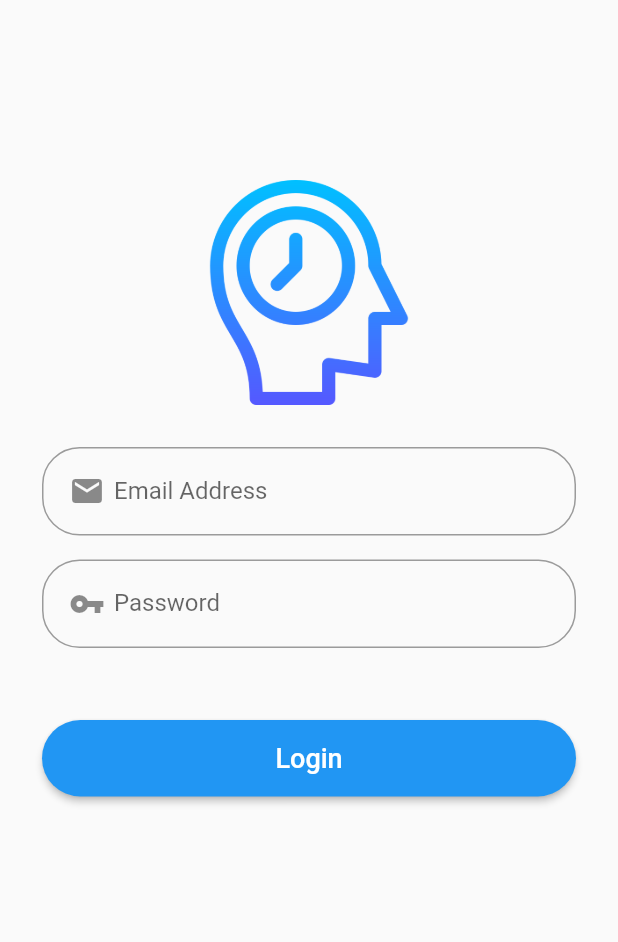
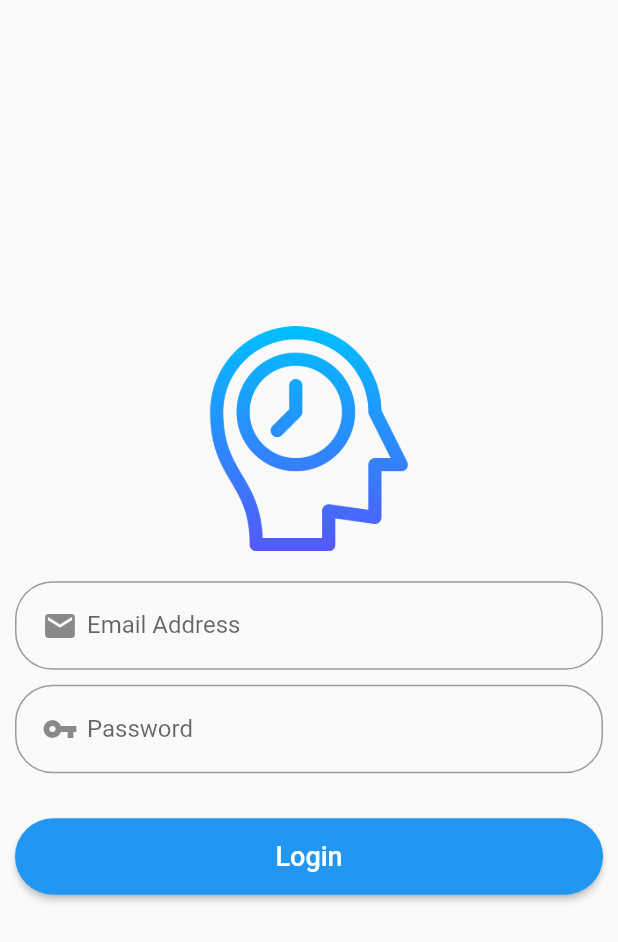
Before and after one commit to naamiicy/time-attendent, a Flutter app: the screen it shows after launch, on a phone screen of 412 x 824 dp. Shown: the top 942 px of the screen. Run offline on Flutter 3.47's test engine with Material 2 defaults, Android fonts, the phone set to English and light mode, and no system bars; our stand-ins replace shared_preferences, table_calendar.

Commit message:
change form ui login

```diff
--- a/lib/login-page.dart
+++ b/lib/login-page.dart
@@ -16,21 +16,21 @@ class _LoginPageState extends State<LoginPage> {
   Widget build(BuildContext context) {
     return Scaffold(
       body: Container(
-      padding: EdgeInsets.fromLTRB(20.0, 120.0, 20.0, 120.0),
-      child: Form(
         key: _formKey,
-          child: Column(children: <Widget>[
-            Container(
-              width: 150.0,
+        child: Column(
+          mainAxisAlignment: MainAxisAlignment.spaceEvenly,
+          children: <Widget>[
+            Column(
+              children: [
+                Image.asset(
+                  'assets/icons/brain2.png',
                   height: 150.0,
-              child: Image.asset('assets/icons/brain2.png'),
-            ),
-            SizedBox(
-              height: 20.0,
                 ),
                 Padding(
-              padding: EdgeInsets.all(8.0),
-              child: TextFormField(
+                  padding: EdgeInsets.fromLTRB(10.0, 20.0, 10.0, 20.0),
+                  child: Column(
+                    children: <Widget>[
+                      TextFormField(
                         keyboardType: TextInputType.emailAddress,
                         decoration: InputDecoration(
                           labelText: "Email Address",
@@ -39,12 +39,14 @@ class _LoginPageState extends State<LoginPage> {
                               child: Icon(Icons.email)),
                           fillColor: Colors.white,
                           border: OutlineInputBorder(
-                          borderRadius: BorderRadius.circular(25.0))),
-                  onSaved: (value) => _email = value),
+                              borderRadius: BorderRadius.circular(25.0)),
                         ),
-            Padding(
-              padding: EdgeInsets.all(8.0),
-              child: TextFormField(
+                        onSaved: (value) => _email = value,
+                      ),
+                      SizedBox(
+                        height: 10.0,
+                      ),
+                      TextFormField(
                         keyboardType: TextInputType.text,
                         obscureText: true,
                         decoration: InputDecoration(
@@ -54,28 +56,37 @@ class _LoginPageState extends State<LoginPage> {
                               child: Icon(Icons.vpn_key)),
                           fillColor: Colors.white,
                           border: OutlineInputBorder(
-                          borderRadius: BorderRadius.circular(25.0))),
-                  onSaved: (value) => _password = value),
+                              borderRadius: BorderRadius.circular(25.0)),
                         ),
-            SizedBox(
-              height: 20.0,
+                        onSaved: (value) => _password = value,
                       ),
+                    ],
+                  ),
+                ),
+                Padding(
+                  padding: EdgeInsets.all(10.0),
+                  child: Column(
+                    children: <Widget>[
                       _signinButton(),
-          ])),
-    ));
+                    ],
+                  ),
+                )
+              ],
+            ),
+          ],
+        ),
+      ),
+    );
   }
 
   Widget _signinButton() {
-    return Padding(
-      padding: EdgeInsets.fromLTRB(8.0, 20.0, 8.0, 20.0),
-      child: MaterialButton(
-        shape:
-            RoundedRectangleBorder(borderRadius: BorderRadius.circular(30.0)),
+    return MaterialButton(
+      shape: RoundedRectangleBorder(borderRadius: BorderRadius.circular(30.0)),
       onPressed: () {
         setState(() {
           final form = _formKey.currentState;
           form.save();
-            setAuthToPreferences(_email, _password);
+          // setAuthToPreferences(_email, _password);
           routeToCalendarPage(context);
         });
       },
@@ -84,7 +95,6 @@ class _LoginPageState extends State<LoginPage> {
       minWidth: MediaQuery.of(context).size.width,
       padding: EdgeInsets.fromLTRB(20.0, 15.0, 20.0, 15.0),
       child: Text('Login', style: TextStyle(fontSize: 18.0)),
-      ),
     );
   }
 
@@ -93,10 +103,10 @@ class _LoginPageState extends State<LoginPage> {
         context, MaterialPageRoute(builder: (context) => CalendarPage()));
   }
 
-  Future<void> setAuthToPreferences(String _email, String _password) async {
-    final SharedPreferences preferences = await SharedPreferences.getInstance();
-    preferences.setString(this._email, _email);
-  }
+  // Future<void> setAuthToPreferences(String _email, String _password) async {
+  //   final SharedPreferences preferences = await SharedPreferences.getInstance();
+  //   preferences.setString(this._email, _email);
+  // }
 
   // Future<String> getAuthFromPreferences() async {
   //   final SharedPreferences preferences = await SharedPreferences.getInstance();
```
Also changed, not shown: lib/calendar-page.dart (+1 -65 lines). Lines whose indentation alone changed are shown as unchanged.
